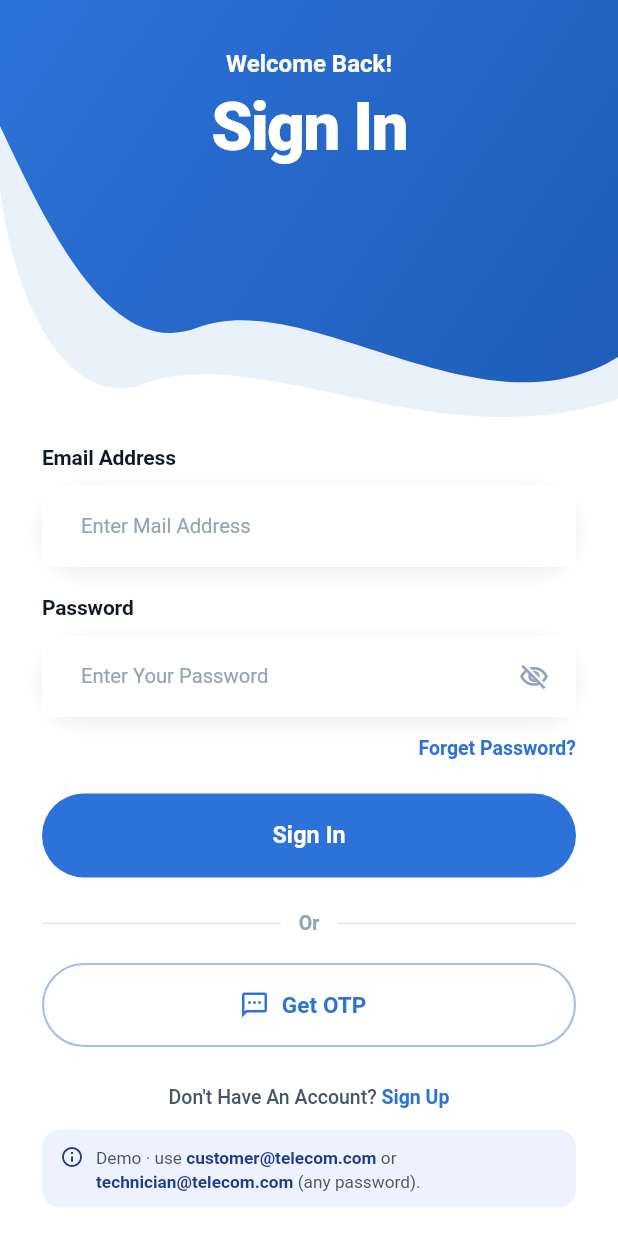
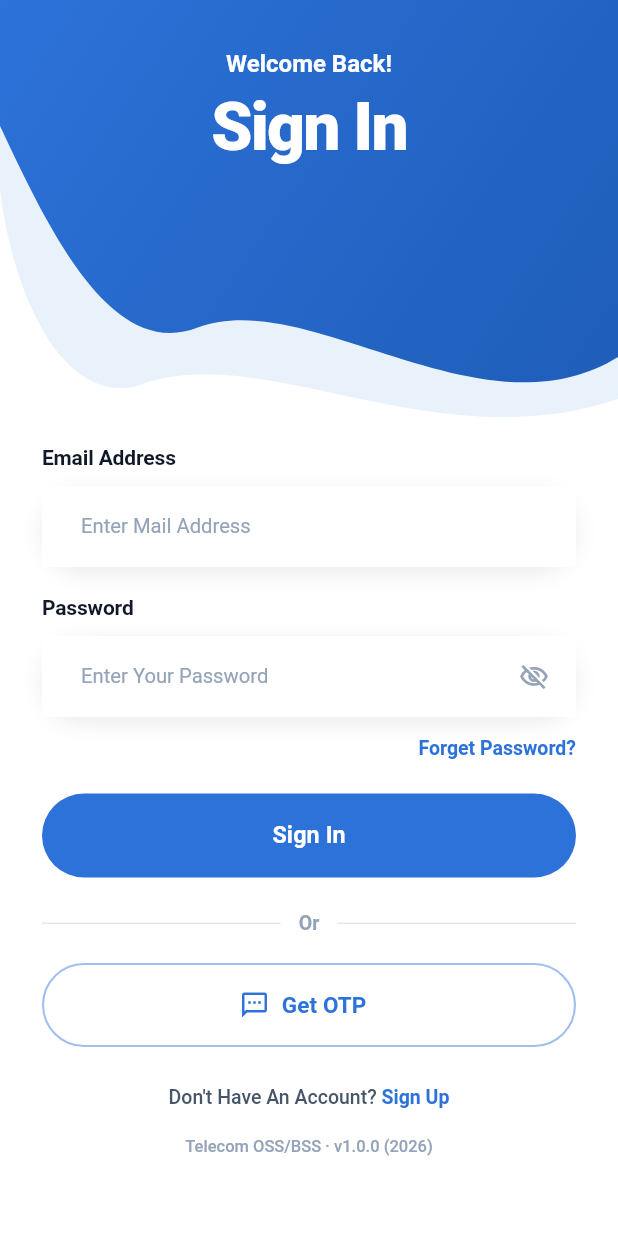
Before and after one commit to hponepyae/telecom-mobile-app, a Flutter app: the screen it shows after launch, on a phone screen of 412 x 824 dp. Run offline on Flutter 3.47's test engine with Material 3 defaults, Android fonts, the light colour scheme and no system bars; our stand-ins replace device_preview; Roboto replaces fonts that are missing (Geist).

Commit message:
login change

```diff
--- a/lib/features/auth/presentation/login_screen.dart
+++ b/lib/features/auth/presentation/login_screen.dart
@@ -172,8 +172,6 @@
                             ),
                           ),
                         ),
-                        const SizedBox(height: 14),
-                        _DemoHint(),
                         const SizedBox(height: 18),
                         Center(
                           child: Text(
@@ -553,55 +551,3 @@
     );
   }
 }
-
-class _DemoHint extends StatelessWidget {
-  @override
-  Widget build(BuildContext context) {
-    return Container(
-      padding: const EdgeInsets.fromLTRB(12, 10, 12, 10),
-      decoration: BoxDecoration(
-        color: AppColors.primarySoft,
-        borderRadius: BorderRadius.circular(12),
-      ),
-      child: Row(
-        crossAxisAlignment: CrossAxisAlignment.start,
-        children: [
-          const Icon(Icons.info_outline_rounded,
-              size: 16, color: AppColors.primary),
-          const SizedBox(width: 8),
-          Expanded(
-            child: RichText(
-              text: const TextSpan(
-                style: TextStyle(
-                  fontFamily: 'Geist',
-                  fontSize: 11.5,
-                  color: AppColors.textSecondary,
-                  height: 1.4,
-                ),
-                children: [
-                  TextSpan(text: 'Demo · use '),
-                  TextSpan(
-                    text: 'customer@telecom.com',
-                    style: TextStyle(
-                      color: AppColors.primary,
-                      fontWeight: FontWeight.w700,
-                    ),
-                  ),
-                  TextSpan(text: ' or '),
-                  TextSpan(
-                    text: 'technician@telecom.com',
-                    style: TextStyle(
-                      color: AppColors.primary,
-                      fontWeight: FontWeight.w700,
-                    ),
-                  ),
-                  TextSpan(text: ' (any password).'),
-                ],
-              ),
-            ),
-          ),
-        ],
-      ),
-    );
-  }
-}
```
